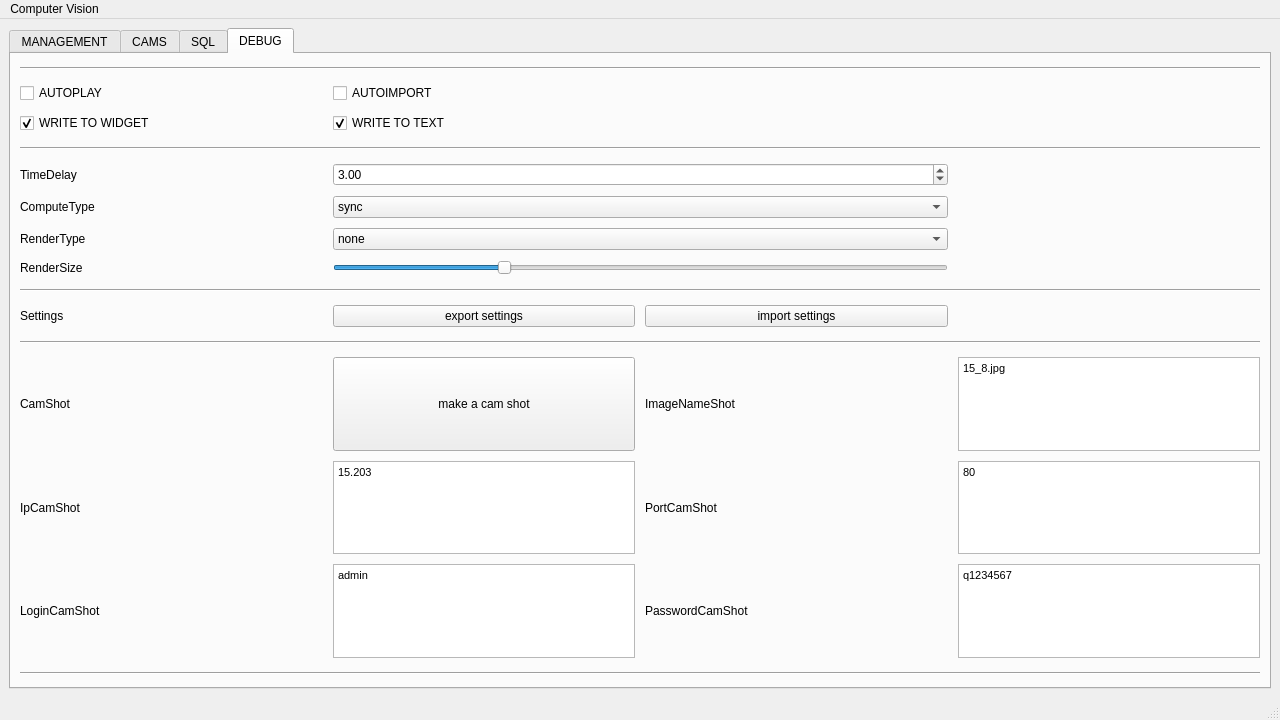
This is computer_vision_app/cpp_main.ui in bogdandrienko/cpp-app as Qt 5 draws it before an edit. The edited form follows.
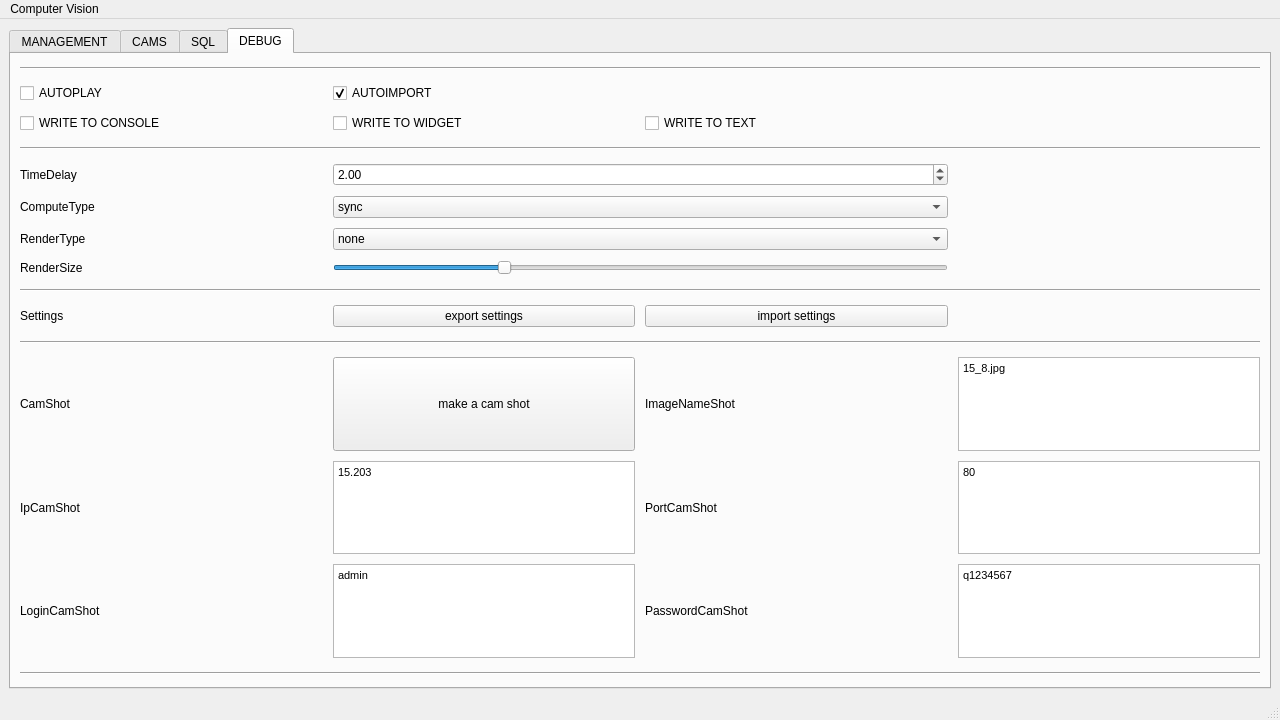
This is the edited form. The open tabs and pages were chosen to show the change.

```diff
--- a/computer_vision_app/cpp_main.ui
+++ b/computer_vision_app/cpp_main.ui
@@ -7276,7 +7276,7 @@
                <string>AUTOIMPORT</string>
               </property>
               <property name="checked">
-               <bool>false</bool>
+               <bool>true</bool>
               </property>
              </widget>
             </item>
@@ -7521,34 +7521,6 @@
               </property>
              </widget>
             </item>
-            <item row="3" column="1">
-             <widget class="QCheckBox" name="WriteToWidget_checkBox">
-              <property name="sizePolicy">
-               <sizepolicy hsizetype="Expanding" vsizetype="Expanding">
-                <horstretch>0</horstretch>
-                <verstretch>0</verstretch>
-               </sizepolicy>
-              </property>
-              <property name="minimumSize">
-               <size>
-                <width>0</width>
-                <height>0</height>
-               </size>
-              </property>
-              <property name="maximumSize">
-               <size>
-                <width>3840</width>
-                <height>2160</height>
-               </size>
-              </property>
-              <property name="text">
-               <string>WRITE TO WIDGET</string>
-              </property>
-              <property name="checked">
-               <bool>true</bool>
-              </property>
-             </widget>
-            </item>
             <item row="5" column="2" colspan="2">
              <widget class="QDoubleSpinBox" name="TimeDelay_doubleSpinBox">
               <property name="sizePolicy">
@@ -7576,7 +7548,7 @@
                <double>100.000000000000000</double>
               </property>
               <property name="value">
-               <double>3.000000000000000</double>
+               <double>2.000000000000000</double>
               </property>
              </widget>
             </item>
@@ -7655,34 +7627,6 @@
               </property>
              </widget>
             </item>
-            <item row="3" column="2">
-             <widget class="QCheckBox" name="WriteToText_checkBox">
-              <property name="sizePolicy">
-               <sizepolicy hsizetype="Expanding" vsizetype="Expanding">
-                <horstretch>0</horstretch>
-                <verstretch>0</verstretch>
-               </sizepolicy>
-              </property>
-              <property name="minimumSize">
-               <size>
-                <width>0</width>
-                <height>0</height>
-               </size>
-              </property>
-              <property name="maximumSize">
-               <size>
-                <width>3840</width>
-                <height>2160</height>
-               </size>
-              </property>
-              <property name="text">
-               <string>WRITE TO TEXT</string>
-              </property>
-              <property name="checked">
-               <bool>true</bool>
-              </property>
-             </widget>
-            </item>
             <item row="12" column="3">
              <widget class="QLabel" name="ImageNameShot_label">
               <property name="sizePolicy">
@@ -7739,6 +7683,69 @@
               </item>
              </widget>
             </item>
+            <item row="3" column="1">
+             <widget class="QCheckBox" name="WriteToConsole_checkBox">
+              <property name="text">
+               <string>WRITE TO CONSOLE</string>
+              </property>
+             </widget>
+            </item>
+            <item row="3" column="2">
+             <widget class="QCheckBox" name="WriteToWidget_checkBox">
+              <property name="sizePolicy">
+               <sizepolicy hsizetype="Expanding" vsizetype="Expanding">
+                <horstretch>0</horstretch>
+                <verstretch>0</verstretch>
+               </sizepolicy>
+              </property>
+              <property name="minimumSize">
+               <size>
+                <width>0</width>
+                <height>0</height>
+               </size>
+              </property>
+              <property name="maximumSize">
+               <size>
+                <width>3840</width>
+                <height>2160</height>
+               </size>
+              </property>
+              <property name="text">
+               <string>WRITE TO WIDGET</string>
+              </property>
+              <property name="checked">
+               <bool>false</bool>
+              </property>
+             </widget>
+            </item>
+            <item row="3" column="3">
+             <widget class="QCheckBox" name="WriteToText_checkBox">
+              <property name="sizePolicy">
+               <sizepolicy hsizetype="Expanding" vsizetype="Expanding">
+                <horstretch>0</horstretch>
+                <verstretch>0</verstretch>
+               </sizepolicy>
+              </property>
+              <property name="minimumSize">
+               <size>
+                <width>0</width>
+                <height>0</height>
+               </size>
+              </property>
+              <property name="maximumSize">
+               <size>
+                <width>3840</width>
+                <height>2160</height>
+               </size>
+              </property>
+              <property name="text">
+               <string>WRITE TO TEXT</string>
+              </property>
+              <property name="checked">
+               <bool>false</bool>
+              </property>
+             </widget>
+            </item>
            </layout>
           </item>
          </layout>
```
Left out of the diff: 2 changed lines with no effect on the pictures.
